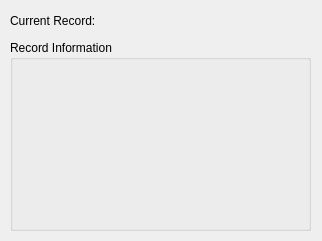
CCi-BClark/NERD, file recordwindow.ui: the form before one commit.
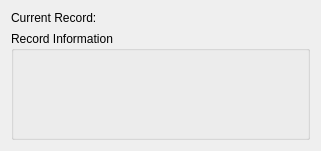
The form after the commit.

Commit message: Have made UIX layouts work better cross platform and added more to hotkey class

The edit to the form file:
```diff
--- a/recordwindow.ui
+++ b/recordwindow.ui
@@ -6,47 +6,46 @@
    <rect>
     <x>0</x>
     <y>0</y>
-    <width>322</width>
-    <height>241</height>
+    <width>321</width>
+    <height>113</height>
    </rect>
   </property>
   <property name="windowTitle">
    <string>Current Record Tracker</string>
   </property>
+  <layout class="QVBoxLayout" name="verticalLayout_2">
+   <item>
+    <layout class="QHBoxLayout" name="horizontalLayout">
+     <item>
   <widget class="QLabel" name="labCurrentRecord">
-   <property name="geometry">
-    <rect>
-     <x>10</x>
-     <y>10</y>
-     <width>91</width>
-     <height>21</height>
-    </rect>
-   </property>
    <property name="text">
     <string>Current Record:</string>
    </property>
   </widget>
+     </item>
+     <item>
+      <widget class="QLabel" name="labCurrentNum">
+       <property name="text">
+        <string/>
+       </property>
+      </widget>
+     </item>
+    </layout>
+   </item>
+   <item>
   <widget class="QGroupBox" name="grpRecord">
-   <property name="geometry">
-    <rect>
-     <x>10</x>
-     <y>40</y>
-     <width>301</width>
-     <height>191</height>
-    </rect>
+     <property name="sizePolicy">
+      <sizepolicy hsizetype="Expanding" vsizetype="Expanding">
+       <horstretch>0</horstretch>
+       <verstretch>0</verstretch>
+      </sizepolicy>
    </property>
    <property name="title">
     <string>Record Information</string>
    </property>
+     <layout class="QHBoxLayout" name="horizontalLayout_2">
+      <item>
    <widget class="QListWidget" name="listData">
-    <property name="geometry">
-     <rect>
-      <x>10</x>
-      <y>20</y>
-      <width>281</width>
-      <height>161</height>
-     </rect>
-    </property>
     <property name="autoFillBackground">
      <bool>false</bool>
     </property>
@@ -75,20 +74,11 @@
      <bool>true</bool>
     </property>
    </widget>
-  </widget>
-  <widget class="QLabel" name="labCurrentNum">
-   <property name="geometry">
-    <rect>
-     <x>110</x>
-     <y>10</y>
-     <width>161</width>
-     <height>21</height>
-    </rect>
-   </property>
-   <property name="text">
-    <string/>
-   </property>
-  </widget>
+      </item>
+     </layout>
+    </widget>
+   </item>
+  </layout>
  </widget>
  <resources/>
  <connections/>
```
Lines whose indentation alone changed are shown as unchanged. The commit also changes 7 other files.
